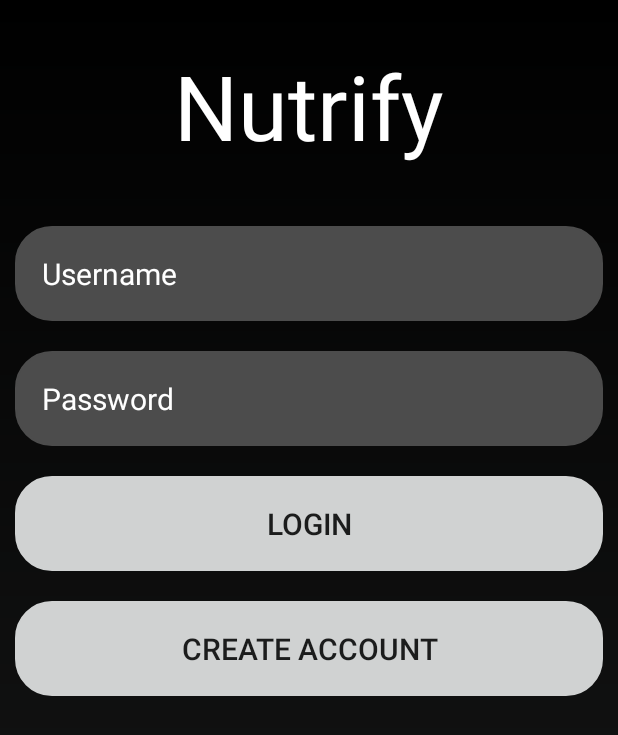
After one commit to yashpatolia/nutrify, an Android app built with Jetpack Compose: the layout activity_main.xml on its own in the app's theme, with its tools: preview values and no code run, on a phone screen of 412 x 824 dp. The commit adds this screen. Shown: the top 735 px of the screen. Run offline under Robolectric (Android 15) with nearby library versions, the phone set to English and light mode, and no system bars.

Commit message:
Finished the login page

```diff
--- a/code/app/src/main/java/com/example/nutrify/account/AccountDatabase.java
+++ b/code/app/src/main/java/com/example/nutrify/account/AccountDatabase.java
@@ -8,9 +8,7 @@ import java.util.UUID;
 
 public class AccountDatabase {
     private final String filePath = "./src/main/java/com/example/nutrify/account/account.csv";
-    public AccountDatabase(){
-
-    }
+    public AccountDatabase(){}
 
     private String retrieve(String attribute, int column){
 
--- a/code/app/src/main/java/com/example/nutrify/account/account.csv
+++ b/code/app/src/main/java/com/example/nutrify/account/account.csv
@@ -10,3 +10,9 @@ df0deff1-dc7e-4fc3-9115-205f61444515,Tuname,Temail,Tpass,Tpn
 
 9b488bde-26ac-4b88-be7f-08672f69829c,UpU,Uppass,Uemail,Upn
 7eee9cda-603e-46ba-a1bc-563c3efcabaf,Tuname,Temail,Tpass,Tpn
+
+a13b05ca-9ec7-4a5b-83eb-ec684da884ce,UpU,Uppass,Uemail,Upn
+3880020f-26e1-4791-a968-6890568cedcf,Tuname,Temail,Tpass,Tpn
+
+679f3823-8f01-48fe-b4fe-746a5ab08707,UpU,Uppass,Uemail,Upn
+f8f03dc2-eaf0-4818-bb65-99d590c532a8,Tuname,Temail,Tpass,Tpn
--- a/code/app/src/main/java/com/example/nutrify/question/QuestionManagement.java
+++ b/code/app/src/main/java/com/example/nutrify/question/QuestionManagement.java
@@ -1,4 +1,5 @@
 package com.example.nutrify.question;
+
 /*
 public abstract class QuestionManagement {
     // Declare fields for the services
--- /dev/null
+++ b/code/app/src/main/res/drawable/login_page.xml
@@ -0,0 +1,7 @@
+<?xml version="1.0" encoding="utf-8"?>
+<shape xmlns:android="http://schemas.android.com/apk/res/android">
+
+    <gradient android:type="linear" android:angle="100"
+        android:startColor="@color/black" android:endColor="#1b1c1c"/>
+
+</shape>
--- /dev/null
+++ b/code/app/src/main/res/drawable/rounded_corner.xml
@@ -0,0 +1,7 @@
+<?xml version="1.0" encoding="utf-8"?>
+<shape xmlns:android="http://schemas.android.com/apk/res/android"
+    android:shape="rectangle">
+    <corners android:radius="24dp"/>
+    <stroke android:width="1dip" android:color="@color/white"/>
+
+</shape>
--- /dev/null
+++ b/code/app/src/main/res/layout/activity_main.xml
@@ -0,0 +1,82 @@
+<?xml version="1.0" encoding="utf-8"?>
+<RelativeLayout
+    xmlns:android="http://schemas.android.com/apk/res/android"
+    xmlns:tools="http://schemas.android.com/tools"
+    android:orientation="vertical"
+    android:layout_width="match_parent"
+    android:layout_height="match_parent"
+    android:background="@drawable/login_page"
+    tools:context=".MainActivity">
+
+    <LinearLayout
+        android:layout_width="match_parent"
+        android:layout_height="wrap_content"
+        android:gravity="center"
+        android:orientation="vertical">
+
+        <TextView
+            android:layout_width="match_parent"
+            android:layout_height="wrap_content"
+            android:layout_margin="30dp"
+            android:text="Nutrify"
+            android:textColor="@color/white"
+            android:textSize="60dp"
+            android:gravity="center"/>
+
+        <EditText
+            android:layout_width="match_parent"
+            android:layout_height="wrap_content"
+            android:hint="Username"
+            android:textColor="@color/white"
+            android:textColorHint="@color/white"
+            android:textSize="20sp"
+            android:background="@drawable/rounded_corner"
+            android:padding="18dp"
+            android:inputType="text"
+            android:id="@+id/username_input"
+            android:backgroundTint="#4c4c4c"
+            android:layout_margin="10dp"/>
+
+        <EditText
+            android:layout_width="match_parent"
+            android:layout_height="wrap_content"
+            android:hint="Password"
+            android:layout_marginTop="16dp"
+            android:textColor="@color/white"
+            android:textColorHint="@color/white"
+            android:textSize="20sp"
+            android:background="@drawable/rounded_corner"
+            android:padding="18dp"
+            android:inputType="text"
+            android:id="@+id/password_input"
+            android:backgroundTint="#4c4c4c"
+            android:layout_margin="10dp"/>
+
+        <Button
+            android:layout_width="match_parent"
+            android:layout_height="wrap_content"
+            android:text="Login"
+            android:textColor="#1b1c1c"
+            android:backgroundTint="#d0d2d2"
+            android:padding="18dp"
+            android:layout_marginTop="32dp"
+            android:textSize="20sp"
+            android:id="@+id/login_but"
+           android:background="@drawable/rounded_corner"
+            android:layout_margin="10dp"/>
+
+        <Button
+            android:layout_width="match_parent"
+            android:layout_height="wrap_content"
+            android:text="create Account"
+            android:textColor="#1b1c1c"
+            android:backgroundTint="#d0d2d2"
+            android:padding="18dp"
+            android:layout_marginTop="18dp"
+            android:textSize="20sp"
+            android:id="@+id/create_but"
+            android:layout_margin="10dp"
+            android:background="@drawable/rounded_corner"/>
+    </LinearLayout>
+
+</RelativeLayout>
--- a/code/gradle/libs.versions.toml
+++ b/code/gradle/libs.versions.toml
@@ -1,5 +1,6 @@
 [versions]
 agp = "8.9.1"
+guava = "33.4.0-android"
 kotlin = "2.0.21"
 coreKtx = "1.10.1"
 junit = "4.13.2"
@@ -12,6 +13,7 @@ pmmlEvaluatorMetro = "1.7.2"
 
 [libraries]
 androidx-core-ktx = { group = "androidx.core", name = "core-ktx", version.ref = "coreKtx" }
+guava = { module = "com.google.guava:guava", version.ref = "guava" }
 junit = { group = "junit", name = "junit", version.ref = "junit" }
 androidx-junit = { group = "androidx.test.ext", name = "junit", version.ref = "junitVersion" }
 androidx-espresso-core = { group = "androidx.test.espresso", name = "espresso-core", version.ref = "espressoCore" }
```
Also changed, not shown: code/app/build.gradle (+9 -0 lines), code/app/src/main/java/com/example/nutrify/MainActivity.kt (+27 -37 lines).
